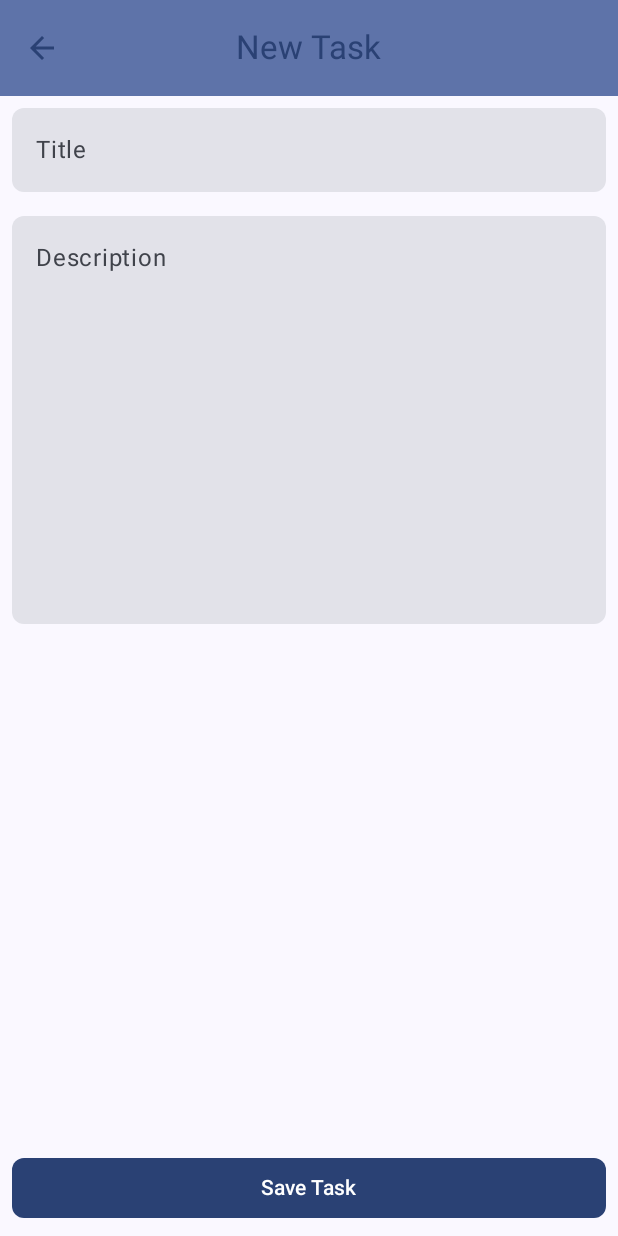
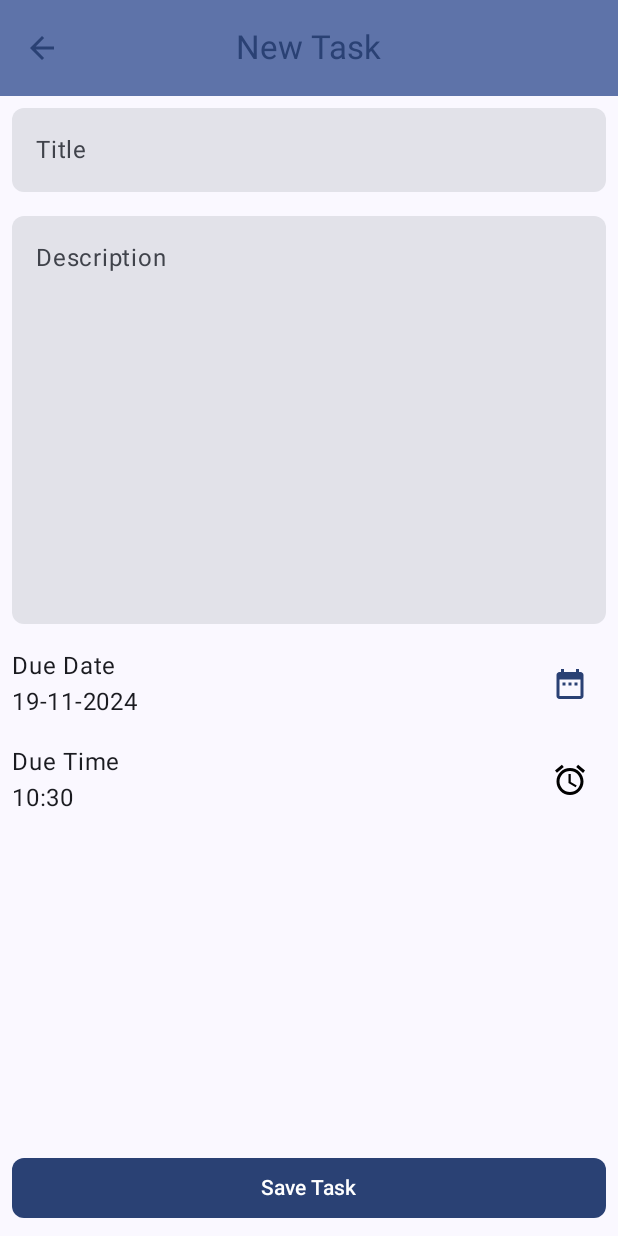
Before and after one commit to harundemir918/task_manager, an Android app built with Jetpack Compose: the screen it shows after launch (MainActivity), after a tap on "Add Task", on a phone screen of 412 x 824 dp. Run offline under Robolectric (Android 15) with nearby library versions, the phone set to English and light mode, and no system bars.

Commit message:
feat: add date and time picker for tasks

```diff
--- a/app/src/main/java/org/harundemir/taskmanager/core/data/TaskList.kt
+++ b/app/src/main/java/org/harundemir/taskmanager/core/data/TaskList.kt
@@ -9,12 +9,14 @@ val taskList = mutableStateListOf<Task>(
         id = 1,
         title = "Sample task",
         description = "This is a sample task",
-        createdAt = DateUtils().getCurrentDate(),
+        createdAt = DateUtils().formatDateTimeToString(),
+        dueDate = DateUtils().formatDateTimeToString(),
     ),
     Task(
         id = 2,
         title = "New task",
         description = "This is a new task",
-        createdAt = DateUtils().getCurrentDate(),
+        createdAt = DateUtils().formatDateTimeToString(),
+        dueDate = DateUtils().formatDateTimeToString(),
     )
 )
--- a/app/src/main/java/org/harundemir/taskmanager/core/models/Task.kt
+++ b/app/src/main/java/org/harundemir/taskmanager/core/models/Task.kt
@@ -5,5 +5,6 @@ data class Task(
     val title: String,
     val description: String,
     val createdAt: String,
+    val dueDate: String,
     var isCompleted: Boolean = false
 )
--- a/app/src/main/java/org/harundemir/taskmanager/core/util/DateUtils.kt
+++ b/app/src/main/java/org/harundemir/taskmanager/core/util/DateUtils.kt
@@ -1,13 +1,42 @@
 package org.harundemir.taskmanager.core.util
 
+import java.text.SimpleDateFormat
 import java.time.LocalDateTime
+import java.time.LocalTime
 import java.time.format.DateTimeFormatter
+import java.util.Date
+import java.util.Locale
+
+enum class DateTimeEnum {
+    Date,
+    Time,
+    DateTime
+}
 
 class DateUtils {
-    fun getCurrentDate(): String {
-        val formatter = DateTimeFormatter.ofPattern("MM-dd-yyyy HH:mm")
-        val current = LocalDateTime.now().format(formatter)
+    fun formatDateTimeToString(
+        date: LocalDateTime = LocalDateTime.now(),
+        type: DateTimeEnum = DateTimeEnum.DateTime
+    ): String {
+        val formatter = when (type) {
+            DateTimeEnum.Date -> DateTimeFormatter.ofPattern("dd-MM-yyyy")
+            DateTimeEnum.Time -> DateTimeFormatter.ofPattern("HH:mm")
+            DateTimeEnum.DateTime -> DateTimeFormatter.ofPattern("dd-MM-yyyy HH:mm")
+        }
+        return date.format(formatter)
+    }
 
-        return current
+    fun formatTimeToString(hour: Int, minute: Int): String? {
+        val formatter = DateTimeFormatter.ofPattern("HH:mm")
+        return LocalTime.of(hour, minute).format(formatter)
+    }
+
+    fun convertMillisToDate(millis: Long, type: DateTimeEnum = DateTimeEnum.DateTime): String {
+        val formatter = when (type) {
+            DateTimeEnum.Date -> SimpleDateFormat("dd-MM-yyyy", Locale.getDefault())
+            DateTimeEnum.Time -> SimpleDateFormat("HH:mm", Locale.getDefault())
+            DateTimeEnum.DateTime -> SimpleDateFormat("dd-MM-yyyy HH:mm", Locale.getDefault())
+        }
+        return formatter.format(Date(millis))
     }
 }
--- a/app/src/main/java/org/harundemir/taskmanager/features/addNewTask/composables/AddNewTaskBody.kt
+++ b/app/src/main/java/org/harundemir/taskmanager/features/addNewTask/composables/AddNewTaskBody.kt
@@ -1,16 +1,41 @@
+@file:OptIn(ExperimentalMaterial3Api::class)
+
 package org.harundemir.taskmanager.features.addNewTask.composables
 
+import androidx.compose.foundation.Image
 import androidx.compose.foundation.layout.Arrangement
 import androidx.compose.foundation.layout.Column
 import androidx.compose.foundation.layout.PaddingValues
+import androidx.compose.foundation.layout.Row
 import androidx.compose.foundation.layout.fillMaxSize
+import androidx.compose.foundation.layout.fillMaxWidth
 import androidx.compose.foundation.layout.padding
+import androidx.compose.material.icons.Icons
+import androidx.compose.material.icons.filled.DateRange
+import androidx.compose.material3.ExperimentalMaterial3Api
+import androidx.compose.material3.Icon
+import androidx.compose.material3.IconButton
+import androidx.compose.material3.MaterialTheme
+import androidx.compose.material3.Text
+import androidx.compose.material3.rememberDatePickerState
+import androidx.compose.material3.rememberTimePickerState
 import androidx.compose.runtime.Composable
+import androidx.compose.runtime.mutableStateOf
+import androidx.compose.runtime.remember
 import androidx.compose.ui.Modifier
 import androidx.compose.ui.platform.LocalContext
+import androidx.compose.ui.res.painterResource
+import androidx.compose.ui.tooling.preview.Preview
+import androidx.compose.ui.unit.dp
 import androidx.lifecycle.viewmodel.compose.viewModel
 import androidx.navigation.NavController
+import org.harundemir.taskmanager.R
+import org.harundemir.taskmanager.core.util.DateTimeEnum
+import org.harundemir.taskmanager.core.util.DateUtils
 import org.harundemir.taskmanager.features.addNewTask.viewmodels.AddNewTaskViewModel
+import java.time.LocalDateTime
+import java.time.ZoneOffset
+import java.util.Calendar
 
 @Composable
 fun AddNewTaskBody(
@@ -19,8 +44,19 @@ fun AddNewTaskBody(
     viewModel: AddNewTaskViewModel = viewModel()
 ) {
     val context = LocalContext.current
+    val openDatePickerModal = remember { mutableStateOf(false) }
+    val openTimePickerModal = remember { mutableStateOf(false) }
+    val datePickerState = rememberDatePickerState()
+    val currentTime = Calendar.getInstance()
+    val timePickerState = rememberTimePickerState(
+        initialHour = currentTime.get(Calendar.HOUR_OF_DAY),
+        initialMinute = currentTime.get(Calendar.MINUTE),
+        is24Hour = true,
+    )
     val title = viewModel.title.value
     val description = viewModel.description.value
+    val dueDate = viewModel.dueDate.value
+    val dueTime = viewModel.dueTime.value
 
     Column(
         modifier = Modifier
@@ -40,11 +76,84 @@ fun AddNewTaskBody(
                     viewModel.updateDescription(it)
                 },
             )
+            Row(
+                modifier = Modifier
+                    .fillMaxWidth()
+                    .padding(8.dp),
+                horizontalArrangement = Arrangement.SpaceBetween
+            ) {
+                Column() {
+                    Text(text = "Due Date")
+                    Text(text = dueDate)
+                }
+                IconButton(onClick = {
+                    openDatePickerModal.value = true
+                }) {
+                    Icon(
+                        Icons.Filled.DateRange,
+                        tint = MaterialTheme.colorScheme.primary,
+                        contentDescription = "Pick Date"
+                    )
+                }
+            }
+            Row(
+                modifier = Modifier
+                    .fillMaxWidth()
+                    .padding(8.dp),
+                horizontalArrangement = Arrangement.SpaceBetween
+            ) {
+                Column() {
+                    Text(text = "Due Time")
+                    Text(text = dueTime)
+                }
+                IconButton(onClick = {
+                    openTimePickerModal.value = true
+                }) {
+                    Image(
+                        painter = painterResource(R.drawable.baseline_alarm_24),
+                        contentDescription = "Pick Time"
+                    )
+                }
+            }
         }
         AddNewTaskSaveButton {
-            if (viewModel.addNewTask(context, title, description)) {
+            if (viewModel.addNewTask(context, title, description, dueDate)) {
                 navController?.navigateUp()
             }
         }
+        if (openDatePickerModal.value) {
+            AddNewTaskDatePicker(state = datePickerState, onDateSelected = {
+                viewModel.updateDueDate(
+                    DateUtils().convertMillisToDate(
+                        it ?: LocalDateTime.now().toEpochSecond(ZoneOffset.UTC),
+                        type = DateTimeEnum.Date
+                    )
+                )
+                openDatePickerModal.value = false
+            }, onDismiss = { openDatePickerModal.value = false })
+        }
+        if (openTimePickerModal.value) {
+            AddNewTaskTimePicker(
+                state = timePickerState,
+                onConfirm = { time ->
+                    viewModel.updateDueTime(
+                        (if (time != null) DateUtils().formatTimeToString(
+                            time.hour,
+                            time.minute
+                        ) else DateUtils().formatDateTimeToString(
+                            type = DateTimeEnum.Time
+                        )).toString()
+                    )
+                    openTimePickerModal.value = false
+                },
+                onDismiss = { openTimePickerModal.value = false },
+            )
+        }
     }
 }
+
+@Preview(showBackground = true, showSystemUi = true, device = "id:pixel_8")
+@Composable
+fun AddNewTaskBodyPreview() {
+    AddNewTaskBody(innerPadding = PaddingValues(8.dp), navController = null)
+}
--- a/app/src/main/java/org/harundemir/taskmanager/features/addNewTask/viewmodels/AddNewTaskViewModel.kt
+++ b/app/src/main/java/org/harundemir/taskmanager/features/addNewTask/viewmodels/AddNewTaskViewModel.kt
@@ -7,6 +7,7 @@ import androidx.compose.runtime.mutableStateOf
 import androidx.lifecycle.ViewModel
 import org.harundemir.taskmanager.core.data.taskList
 import org.harundemir.taskmanager.core.models.Task
+import org.harundemir.taskmanager.core.util.DateTimeEnum
 import org.harundemir.taskmanager.core.util.DateUtils
 
 class AddNewTaskViewModel : ViewModel() {
@@ -16,6 +17,14 @@ class AddNewTaskViewModel : ViewModel() {
     private val _description = mutableStateOf("")
     val description: State<String> = _description
 
+    private val _dueDate =
+        mutableStateOf(DateUtils().formatDateTimeToString(type = DateTimeEnum.Date))
+    val dueDate: State<String> = _dueDate
+
+    private val _dueTime =
+        mutableStateOf(DateUtils().formatDateTimeToString(type = DateTimeEnum.Time))
+    val dueTime: State<String> = _dueTime
+
     fun updateTitle(text: String) {
         _title.value = text
     }
@@ -24,12 +33,21 @@ class AddNewTaskViewModel : ViewModel() {
         _description.value = text
     }
 
-    fun addNewTask(context: Context, title: String, description: String): Boolean {
+    fun updateDueDate(text: String) {
+        _dueDate.value = text
+    }
+
+    fun updateDueTime(text: String) {
+        _dueTime.value = text
+    }
+
+    fun addNewTask(context: Context, title: String, description: String, dueDate: String): Boolean {
         val task: Task = Task(
             id = taskList.size + 1,
             title = title,
             description = description,
-            createdAt = DateUtils().getCurrentDate(),
+            createdAt = DateUtils().formatDateTimeToString(),
+            dueDate = dueDate
         )
 
         try {
--- a/app/src/main/java/org/harundemir/taskmanager/features/home/composables/HomeScreenListTile.kt
+++ b/app/src/main/java/org/harundemir/taskmanager/features/home/composables/HomeScreenListTile.kt
@@ -105,7 +105,7 @@ fun HomeScreenListTile(task: Task) {
                                 )
                             )
                         }
-                        Text(text = task.createdAt)
+                        Text(text = task.dueDate)
                     }
                 }
 
--- /dev/null
+++ b/app/src/main/res/drawable/baseline_alarm_24.xml
@@ -0,0 +1,5 @@
+<vector xmlns:android="http://schemas.android.com/apk/res/android" android:height="24dp" android:tint="#000000" android:viewportHeight="24" android:viewportWidth="24" android:width="24dp">
+
+    <path android:fillColor="@android:color/white" android:pathData="M22,5.72l-4.6,-3.86 -1.29,1.53 4.6,3.86L22,5.72zM7.88,3.39L6.6,1.86 2,5.71l1.29,1.53 4.59,-3.85zM12.5,8L11,8v6l4.75,2.85 0.75,-1.23 -4,-2.37L12.5,8zM12,4c-4.97,0 -9,4.03 -9,9s4.02,9 9,9c4.97,0 9,-4.03 9,-9s-4.03,-9 -9,-9zM12,20c-3.87,0 -7,-3.13 -7,-7s3.13,-7 7,-7 7,3.13 7,7 -3.13,7 -7,7z"/>
+
+</vector>
```
Also changed, not shown: app/src/main/java/org/harundemir/taskmanager/features/addNewTask/composables/AddNewTaskDatePicker.kt (added, +35 -0 lines), app/src/main/java/org/harundemir/taskmanager/features/addNewTask/composables/AddNewTaskTimePicker.kt (added, +49 -0 lines).
